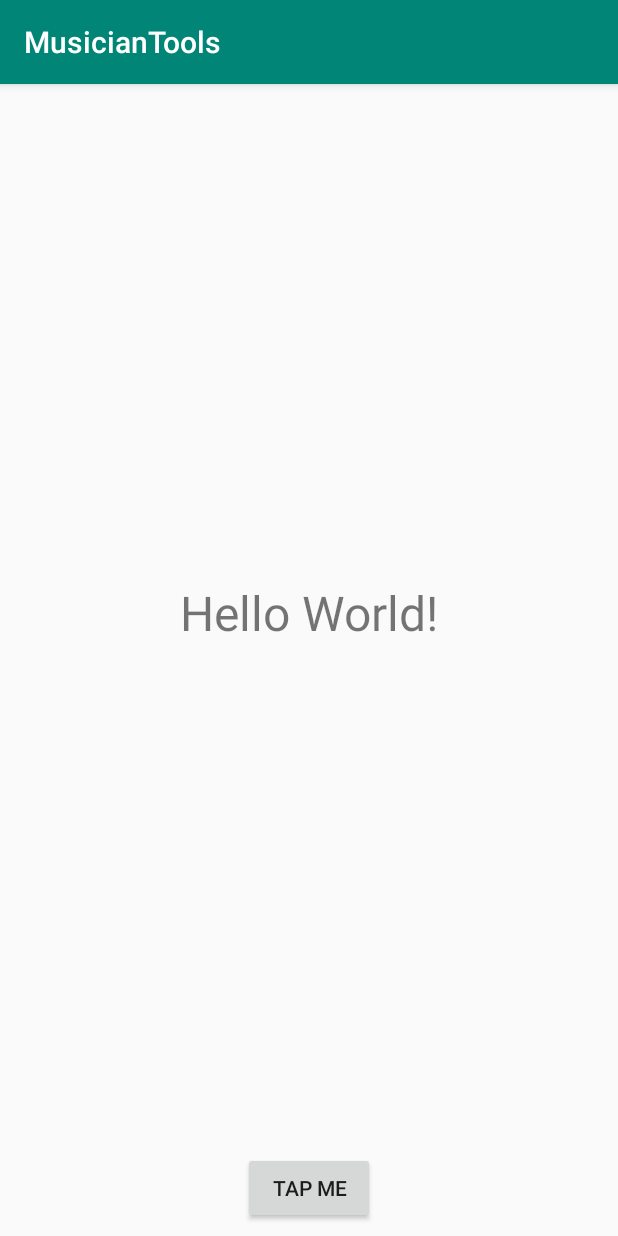
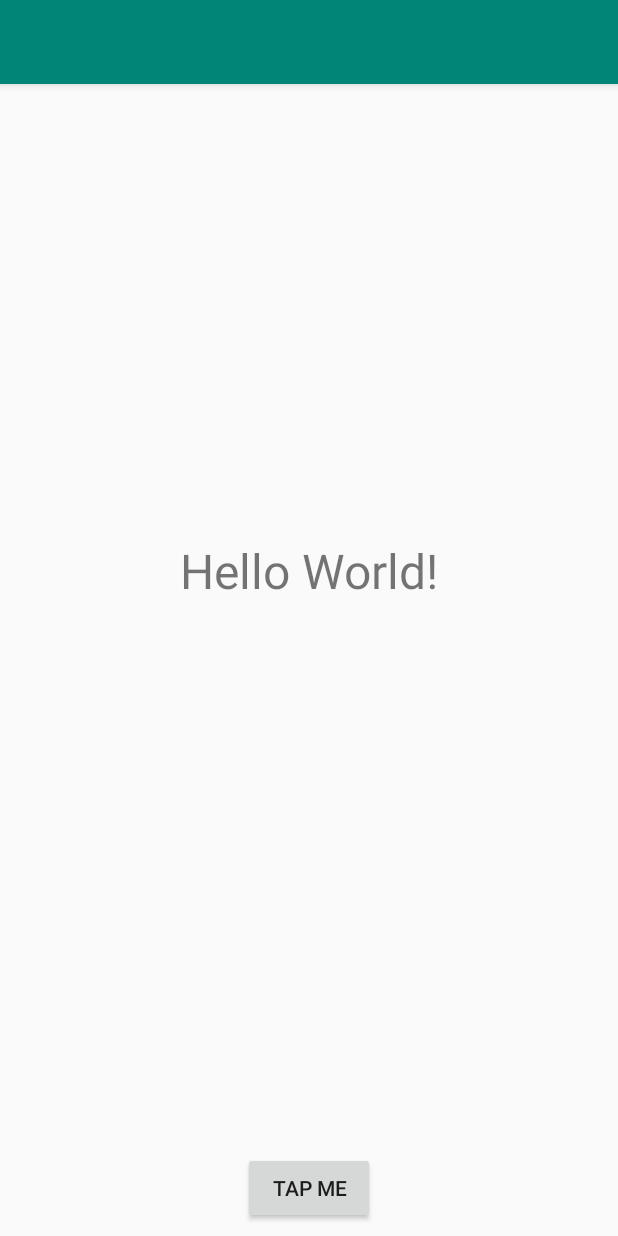
Before and after one commit to mercuriete/android-musician-tools, an Android app: the screen it shows after launch (BPMCalculatorActivity before the commit, MainActivity after it), on a phone screen of 412 x 824 dp. Run offline under Robolectric (Android 15) with nearby library versions, the phone set to English and light mode, and no system bars; our stand-ins replace Dagger/Hilt's generated code.

Commit message:
Use Fragments instead of Activity * Closes #13 * Move BPMCalculatorActivity to MainActivity and BPMCalculatorFragment * Make use of AndroidInjector for fragments

```diff
--- a/app/src/main/AndroidManifest.xml
+++ b/app/src/main/AndroidManifest.xml
@@ -11,7 +11,7 @@
         android:theme="@style/AppTheme"
         android:name="org.mercuriete.musiciantools.MusicianToolsApp">
         <activity
-            android:name=".bpmcalculator.BPMCalculatorActivity"
+            android:name=".MainActivity"
             android:label="@string/app_name"
             android:theme="@style/AppTheme.NoActionBar">
             <intent-filter>
--- /dev/null
+++ b/app/src/main/java/org/mercuriete/musiciantools/MainActivity.kt
@@ -0,0 +1,27 @@
+package org.mercuriete.musiciantools
+
+import android.os.Bundle
+import dagger.android.support.DaggerAppCompatActivity
+import org.mercuriete.musiciantools.bpmcalculator.BPMCalculatorFragment
+import org.mercuriete.musiciantools.util.replaceFragmentInActivity
+import javax.inject.Inject
+
+class MainActivity : DaggerAppCompatActivity() {
+
+    @Inject
+    lateinit var injectedFragment: BPMCalculatorFragment
+
+    override fun onCreate(savedInstanceState: Bundle?) {
+        super.onCreate(savedInstanceState)
+
+        setContentView(R.layout.main_activity)
+
+
+        val bpmCalculatorFragment = supportFragmentManager.findFragmentById(R.id.content)
+            as BPMCalculatorFragment? ?: injectedFragment.also {
+            replaceFragmentInActivity(it, R.id.content)
+        }
+
+    }
+
+}
--- a/app/src/main/java/org/mercuriete/musiciantools/bpmcalculator/BPMCalculatorActivity.kt
+++ /dev/null
@@ -1,30 +0,0 @@
-package org.mercuriete.musiciantools.bpmcalculator
-
-import android.os.Bundle
-import dagger.android.support.DaggerAppCompatActivity
-import kotlinx.android.synthetic.main.activity_menu.*
-import kotlinx.android.synthetic.main.content_menu.*
-import org.mercuriete.musiciantools.R
-import javax.inject.Inject
-
-class BPMCalculatorActivity : DaggerAppCompatActivity(), BPMCalculatorContract.View {
-
-    @Inject
-    lateinit var presenter: BPMCalculatorContract.Presenter
-
-    override fun onCreate(savedInstanceState: Bundle?) {
-        super.onCreate(savedInstanceState)
-        setContentView(R.layout.activity_menu)
-        setSupportActionBar(toolbar)
-        presenter.takeView(this)
-
-        button.setOnClickListener { _ ->
-            presenter.addBeat()
-        }
-    }
-
-    override fun showBPM(bpm: String) {
-        bpmText.text = bpm
-    }
-
-}
--- /dev/null
+++ b/app/src/main/java/org/mercuriete/musiciantools/bpmcalculator/BPMCalculatorFragment.kt
@@ -0,0 +1,45 @@
+package org.mercuriete.musiciantools.bpmcalculator
+
+import android.os.Bundle
+import android.view.LayoutInflater
+import android.view.View
+import android.view.ViewGroup
+import dagger.android.support.DaggerFragment
+import kotlinx.android.synthetic.main.bpm_calculator_fragment.*
+import org.mercuriete.musiciantools.R
+import javax.inject.Inject
+
+
+class BPMCalculatorFragment @Inject constructor() : DaggerFragment(), BPMCalculatorContract.View {
+
+    @Inject
+    lateinit var presenter: BPMCalculatorContract.Presenter
+
+    override fun showBPM(bpm: String) {
+        bpmText.text = bpm
+    }
+
+    override fun onCreateView(inflater: LayoutInflater, container: ViewGroup?,
+                              savedInstanceState: Bundle?): View? {
+        return inflater.inflate(R.layout.bpm_calculator_fragment, container, false)
+    }
+
+    override fun onViewCreated(view: View, savedInstanceState: Bundle?) {
+        super.onViewCreated(view, savedInstanceState)
+        button.setOnClickListener {
+            presenter.addBeat()
+        }
+    }
+
+    override fun onResume() {
+        super.onResume()
+        presenter.takeView(this)
+    }
+
+    override fun onDestroy() {
+        super.onDestroy()
+        presenter.dropView()  //prevent leaking activity in
+        // case presenter is orchestrating a long running task
+    }
+
+}
--- a/app/src/main/java/org/mercuriete/musiciantools/bpmcalculator/BPMCalculatorModule.kt
+++ b/app/src/main/java/org/mercuriete/musiciantools/bpmcalculator/BPMCalculatorModule.kt
@@ -1,21 +1,28 @@
 package org.mercuriete.musiciantools.bpmcalculator
 
+import dagger.Module
 import dagger.Provides
-import dagger.Module
-import javax.inject.Singleton
+import dagger.android.ContributesAndroidInjector
+
 
 @Module
-class BPMCalculatorModule {
+abstract class BPMCalculatorModule {
 
+    @Module
+    companion object {
+        @JvmStatic
         @Provides
         fun bpmCalculatorServiceProvider(): BPMCalculatorService {
             return BPMCalculatorServiceImpl()
         }
 
-    @Singleton
+        @JvmStatic
         @Provides
         fun bpmCalculatorPresenterProvider(bpmCalculatorService: BPMCalculatorService): BPMCalculatorContract.Presenter {
             return BPMCalculatorPresenter(bpmCalculatorService)
         }
+    }
 
+    @ContributesAndroidInjector
+    abstract fun bpmCalculatorFragment(): BPMCalculatorFragment
 }
--- a/app/src/main/java/org/mercuriete/musiciantools/bpmcalculator/BPMCalculatorPresenter.kt
+++ b/app/src/main/java/org/mercuriete/musiciantools/bpmcalculator/BPMCalculatorPresenter.kt
@@ -3,16 +3,9 @@ package org.mercuriete.musiciantools.bpmcalculator
 import android.support.annotation.Nullable
 import javax.inject.Inject
 
-class BPMCalculatorPresenter : BPMCalculatorContract.Presenter {
+class BPMCalculatorPresenter @Inject constructor(private var bpmCalculatorService: BPMCalculatorService) : BPMCalculatorContract.Presenter {
     @Nullable
     private var bpmCalculatorView: BPMCalculatorContract.View? = null
-
-    private var bpmCalculatorService: BPMCalculatorService
-
-    @Inject
-    constructor(bpmCalculatorService: BPMCalculatorService) {
-        this.bpmCalculatorService = bpmCalculatorService
-    }
 
     override fun addBeat() {
         bpmCalculatorService.beat()
--- a/app/src/main/java/org/mercuriete/musiciantools/di/ActivityBindingModule.kt
+++ b/app/src/main/java/org/mercuriete/musiciantools/di/ActivityBindingModule.kt
@@ -2,7 +2,8 @@ package org.mercuriete.musiciantools.di
 
 import dagger.Module
 import dagger.android.ContributesAndroidInjector
-import org.mercuriete.musiciantools.bpmcalculator.BPMCalculatorActivity
+import org.mercuriete.musiciantools.MainActivity
+import org.mercuriete.musiciantools.bpmcalculator.BPMCalculatorModule
 
 
 /**
@@ -14,7 +15,9 @@ import org.mercuriete.musiciantools.bpmcalculator.BPMCalculatorActivity
  */
 @Module
 abstract class ActivityBindingModule {
-    @ActivityScoped
-    @ContributesAndroidInjector(modules = [ApplicationModule::class])
-    internal abstract fun menuActivity(): BPMCalculatorActivity
+    @ContributesAndroidInjector(modules =
+    [
+        BPMCalculatorModule::class
+    ])
+    internal abstract fun mainActivity(): MainActivity
 }
--- a/app/src/main/java/org/mercuriete/musiciantools/di/AppComponent.kt
+++ b/app/src/main/java/org/mercuriete/musiciantools/di/AppComponent.kt
@@ -5,9 +5,8 @@ import dagger.BindsInstance
 import dagger.Component
 import dagger.android.AndroidInjector
 import dagger.android.support.AndroidSupportInjectionModule
+import org.mercuriete.musiciantools.MusicianToolsApp
 import javax.inject.Singleton
-import org.mercuriete.musiciantools.MusicianToolsApp
-import org.mercuriete.musiciantools.bpmcalculator.BPMCalculatorModule
 
 /**
  * This is a Dagger component. Refer to [MusicianToolsApp] for the list of Dagger components
@@ -25,8 +24,7 @@ import org.mercuriete.musiciantools.bpmcalculator.BPMCalculatorModule
 [
     AndroidSupportInjectionModule::class,
     ApplicationModule::class,
-    ActivityBindingModule::class,
-    BPMCalculatorModule::class
+    ActivityBindingModule::class
 ])
 interface AppComponent : AndroidInjector<MusicianToolsApp> {
     @Component.Builder
--- /dev/null
+++ b/app/src/main/java/org/mercuriete/musiciantools/util/AppCompatActivityExt.kt
@@ -0,0 +1,59 @@
+/*
+ * Copyright (C) 2017 The Android Open Source Project
+ *
+ * Licensed under the Apache License, Version 2.0 (the "License");
+ * you may not use this file except in compliance with the License.
+ * You may obtain a copy of the License at
+ *
+ *      http://www.apache.org/licenses/LICENSE-2.0
+ *
+ * Unless required by applicable law or agreed to in writing, software
+ * distributed under the License is distributed on an "AS IS" BASIS,
+ * WITHOUT WARRANTIES OR CONDITIONS OF ANY KIND, either express or implied.
+ * See the License for the specific language governing permissions and
+ * limitations under the License.
+ */
+package org.mercuriete.musiciantools.util
+
+import android.support.annotation.IdRes
+import android.support.v4.app.Fragment
+import android.support.v4.app.FragmentManager
+import android.support.v4.app.FragmentTransaction
+import android.support.v7.app.ActionBar
+import android.support.v7.app.AppCompatActivity
+
+/**
+ * The `fragment` is added to the container view with id `frameId`. The operation is
+ * performed by the `fragmentManager`.
+ */
+fun AppCompatActivity.replaceFragmentInActivity(fragment: Fragment, @IdRes frameId: Int) {
+    supportFragmentManager.transact {
+        replace(frameId, fragment)
+    }
+}
+
+/**
+ * The `fragment` is added to the container view with tag. The operation is
+ * performed by the `fragmentManager`.
+ */
+fun AppCompatActivity.addFragmentToActivity(fragment: Fragment, tag: String) {
+    supportFragmentManager.transact {
+        add(fragment, tag)
+    }
+}
+
+fun AppCompatActivity.setupActionBar(@IdRes toolbarId: Int, action: ActionBar.() -> Unit) {
+    setSupportActionBar(findViewById(toolbarId))
+    supportActionBar?.run {
+        action()
+    }
+}
+
+/**
+ * Runs a FragmentTransaction, then calls commit().
+ */
+private inline fun FragmentManager.transact(action: FragmentTransaction.() -> Unit) {
+    beginTransaction().apply {
+        action()
+    }.commit()
+}
--- a/app/src/main/res/layout/content_menu.xml
+++ b/app/src/main/res/layout/bpm_calculator_fragment.xml
@@ -1,20 +1,18 @@
 <?xml version="1.0" encoding="utf-8"?>
 <android.support.constraint.ConstraintLayout xmlns:android="http://schemas.android.com/apk/res/android"
     xmlns:app="http://schemas.android.com/apk/res-auto"
-    xmlns:tools="http://schemas.android.com/tools"
+    android:id="@+id/bpmCalculatorFragment"
     android:layout_width="match_parent"
     android:layout_height="match_parent"
-    app:layout_behavior="@string/appbar_scrolling_view_behavior"
-    tools:context=".bpmcalculator.BPMCalculatorActivity"
-    tools:showIn="@layout/activity_menu">
+    app:layout_behavior="@string/appbar_scrolling_view_behavior">
 
     <TextView
         android:id="@+id/bpmText"
         android:layout_width="wrap_content"
         android:layout_height="wrap_content"
         android:layout_marginBottom="8dp"
+        android:text="@string/hello"
         android:textSize="32sp"
-        android:text="@string/hello"
         app:layout_constraintBottom_toTopOf="@+id/button"
         app:layout_constraintLeft_toLeftOf="parent"
         app:layout_constraintRight_toRightOf="parent"
@@ -24,9 +22,9 @@
         android:id="@+id/button"
         android:layout_width="wrap_content"
         android:layout_height="wrap_content"
+        android:layout_marginBottom="8dp"
+        android:layout_marginEnd="8dp"
         android:layout_marginStart="8dp"
-        android:layout_marginEnd="8dp"
-        android:layout_marginBottom="8dp"
         android:text="@string/tap_me"
         app:layout_constraintBottom_toBottomOf="parent"
         app:layout_constraintEnd_toEndOf="parent"
--- a/app/src/main/res/layout/activity_menu.xml
+++ b/app/src/main/res/layout/main_activity.xml
@@ -4,7 +4,7 @@
     xmlns:tools="http://schemas.android.com/tools"
     android:layout_width="match_parent"
     android:layout_height="match_parent"
-    tools:context=".bpmcalculator.BPMCalculatorActivity">
+    tools:context=".MainActivity">
 
     <android.support.design.widget.AppBarLayout
         android:layout_width="match_parent"
@@ -20,6 +20,11 @@
 
     </android.support.design.widget.AppBarLayout>
 
-    <include layout="@layout/content_menu" />
+    <LinearLayout
+        android:id="@+id/content"
+        android:layout_width="match_parent"
+        android:layout_height="match_parent"
+        android:orientation="vertical" />
+
 
 </android.support.design.widget.CoordinatorLayout>
```
Lines whose indentation alone changed are shown as unchanged.
